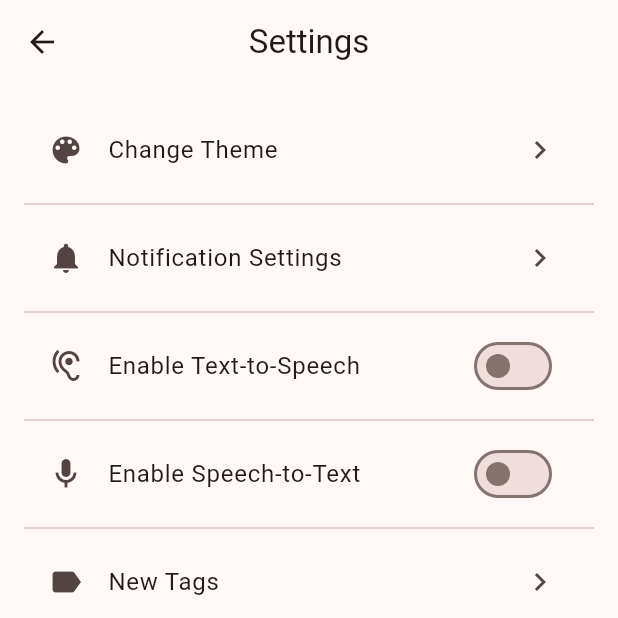
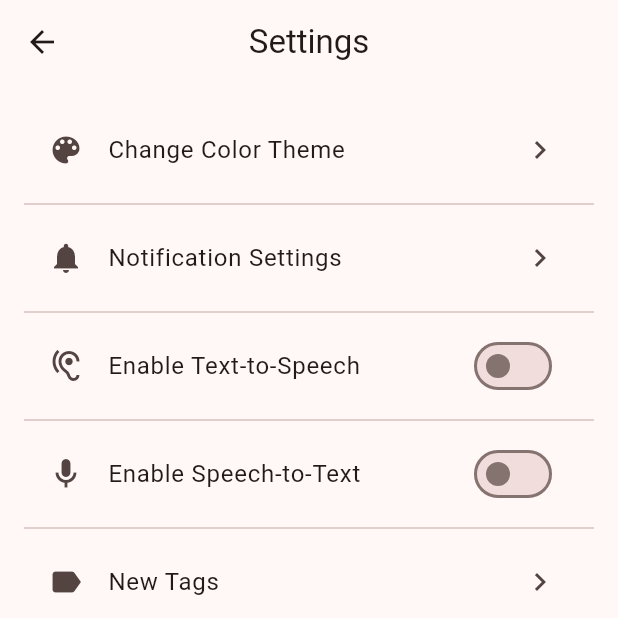
Before and after one commit to Sofiya-D/SeoulTech_ASE_Autumn2024_Group2, a Flutter app: the SettingsPage screen opened directly, on a phone screen of 412 x 824 dp, the top half of it. Run offline on Flutter 3.47's test engine with Material 3 defaults, Android fonts, the phone set to English and light mode, and no system bars; our stand-ins replace file_picker, flutter_colorpicker, open_file, table_calendar.

Commit message:
Update settings_page.dart

```diff
--- a/todo_app/lib/settings_page.dart
+++ b/todo_app/lib/settings_page.dart
@@ -28,7 +28,7 @@ class _SettingsPageState extends State<SettingsPage> {
           // Theme Settings
           ListTile(
             leading: Icon(Icons.color_lens),
-            title: Text('Change Theme'),
+            title: Text('Change Color Theme'),
             trailing: Icon(Icons.chevron_right),
             onTap: () {
               // Navigate to a theme change screen or show a theme selector dialog
```
